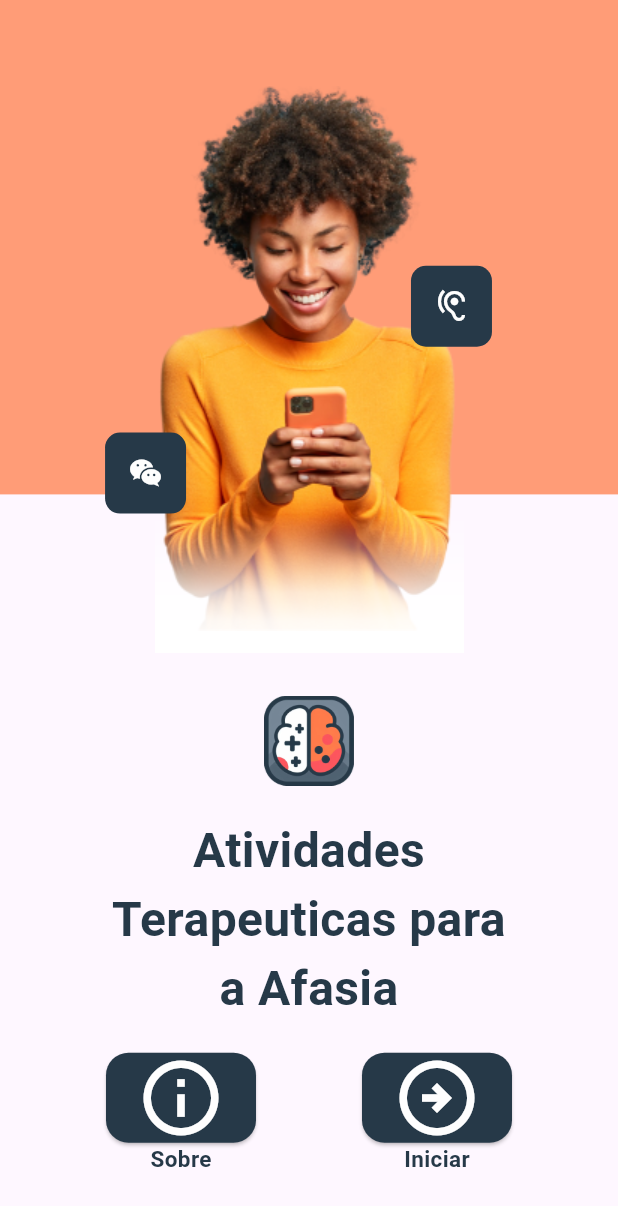
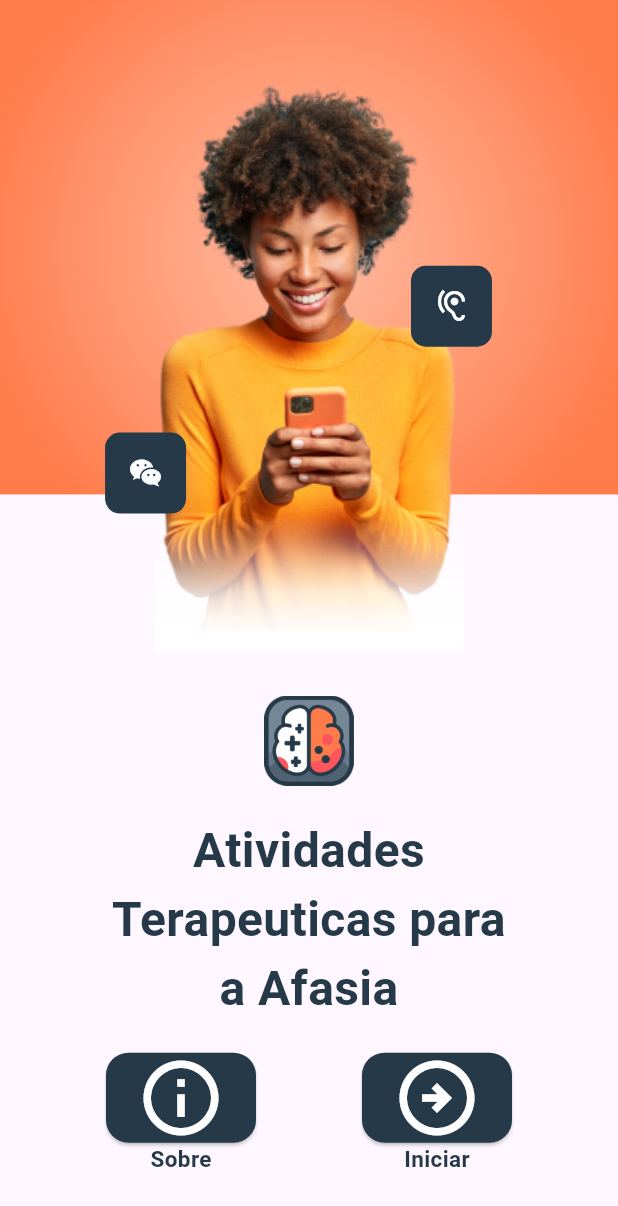
Before and after one commit to guiGarcia42/FonoTerapia, a Flutter app: the screen it shows after launch, on a phone screen of 412 x 824 dp. Shown: the top 1206 px of the screen. Run offline on Flutter 3.47's test engine with Material 3 defaults, Android fonts, the phone set to English and light mode, and no system bars; our stand-ins replace google_fonts, shared_preferences; missing offline and left inert: animated_card; statements that could not run were skipped.

Commit message:
updating header

```diff
--- a/lib/modules/home/home_page.dart
+++ b/lib/modules/home/home_page.dart
@@ -22,7 +22,13 @@ class HomePage extends StatelessWidget {
             Container(
               width: size.width,
               height: size.height * 0.40,
-              color: AppColors.orange,
+              decoration: BoxDecoration(
+                gradient: RadialGradient(
+                  colors: [AppColors.lightOrange, AppColors.darkOrange],
+                  center: Alignment.center,
+                  radius: 0.7,
+                )
+              ),
             ),
             Stack(
               children: [
```
